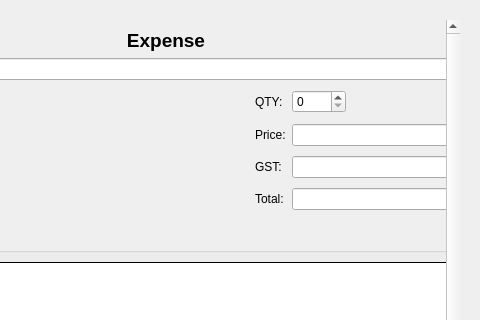
BackupGGCode/tradietrakka, file Widgets/expenseswidget.ui: the form before one commit; both pictures show x 254 to 734 and y 0 to 320 of the 734 by 595 pixel window.
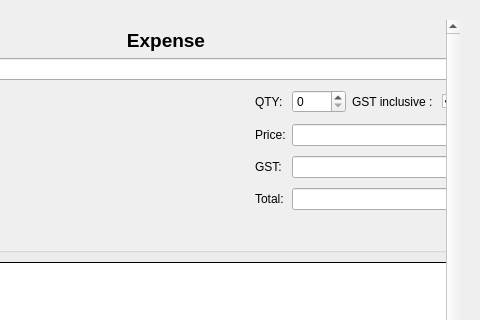
The form after the commit.

The edit to the form file:
```diff
--- a/Widgets/expenseswidget.ui
+++ b/Widgets/expenseswidget.ui
@@ -55,10 +55,10 @@
      <widget class="QWidget" name="scrollAreaWidgetContents_2">
       <property name="geometry">
        <rect>
-        <x>0</x>
+        <x>-120</x>
         <y>0</y>
         <width>800</width>
-        <height>537</height>
+        <height>541</height>
        </rect>
       </property>
       <property name="sizePolicy">
@@ -155,7 +155,7 @@
              </property>
             </widget>
            </item>
-           <item row="0" column="2">
+           <item row="0" column="4">
             <spacer name="horizontalSpacer">
              <property name="orientation">
               <enum>Qt::Horizontal</enum>
@@ -175,7 +175,7 @@
              </property>
             </widget>
            </item>
-           <item row="1" column="1" colspan="2">
+           <item row="1" column="1" colspan="4">
             <widget class="QLineEdit" name="expensePriceEdit">
              <property name="inputMask">
               <string/>
@@ -184,7 +184,7 @@
               <string/>
              </property>
              <property name="readOnly">
-              <bool>true</bool>
+              <bool>false</bool>
              </property>
             </widget>
            </item>
@@ -202,7 +202,7 @@
              </property>
             </widget>
            </item>
-           <item row="3" column="1" colspan="2">
+           <item row="3" column="1" colspan="4">
             <widget class="QLineEdit" name="expenseTotalEdit">
              <property name="inputMask">
               <string/>
@@ -211,7 +211,7 @@
               <string/>
              </property>
              <property name="readOnly">
-              <bool>false</bool>
+              <bool>true</bool>
              </property>
             </widget>
            </item>
@@ -231,13 +231,30 @@
              </property>
             </spacer>
            </item>
-           <item row="2" column="1" colspan="2">
+           <item row="2" column="1" colspan="4">
             <widget class="QLineEdit" name="expenseGSTEdit">
              <property name="readOnly">
               <bool>true</bool>
              </property>
             </widget>
            </item>
+           <item row="0" column="2">
+            <widget class="QLabel" name="expenseGstIncLabel">
+             <property name="text">
+              <string>GST inclusive : </string>
+             </property>
+            </widget>
+           </item>
+           <item row="0" column="3">
+            <widget class="QCheckBox" name="expenseGstChkBox">
+             <property name="text">
+              <string/>
+             </property>
+             <property name="checked">
+              <bool>true</bool>
+             </property>
+            </widget>
+           </item>
           </layout>
          </item>
          <item row="2" column="1">
```
